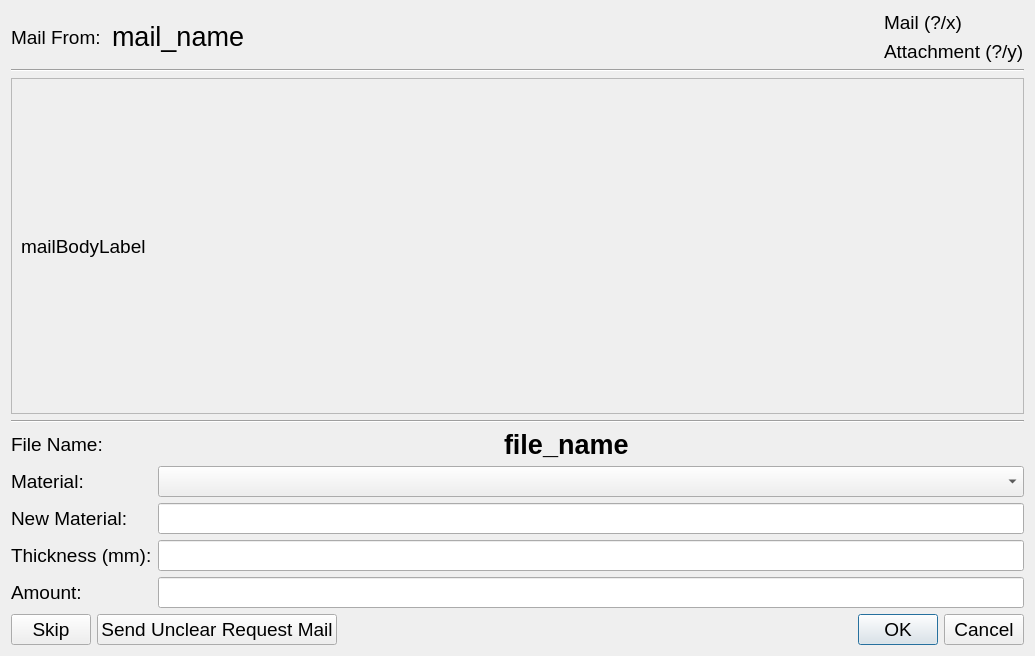
Before: the Qt Designer form creator_administrator/laser/ui/import_mail_dialog.ui in GijsGroote/creator_administrator, drawn with Qt 5.
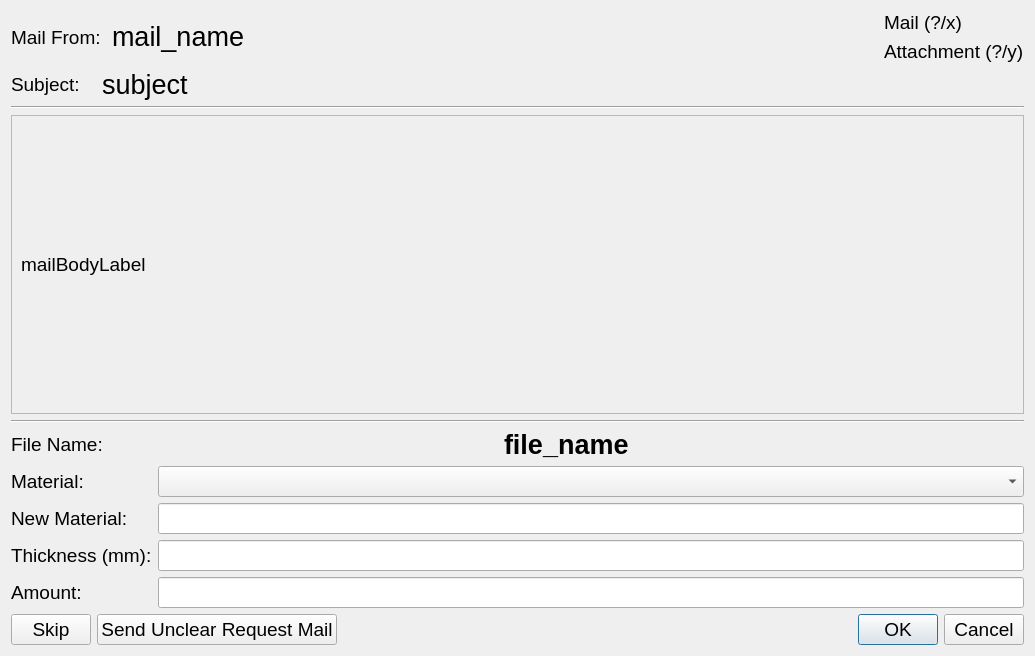
After: the same form once the commit is applied. Icons and pictures are not drawn.

Commit message: addd subject to import mail

```diff
--- a/creator_administrator/laser/ui/import_mail_dialog.ui
+++ b/creator_administrator/laser/ui/import_mail_dialog.ui
@@ -31,11 +31,13 @@
   <property name="modal">
    <bool>true</bool>
   </property>
+  <layout class="QVBoxLayout" name="verticalLayout_4">
+   <item>
   <layout class="QVBoxLayout" name="verticalLayout_3">
    <item>
     <layout class="QVBoxLayout" name="verticalLayout_2">
      <item>
-      <layout class="QHBoxLayout" name="horizontalLayout">
+        <layout class="QHBoxLayout" name="horizontalLayout_5">
        <item>
         <widget class="QLabel" name="label">
          <property name="text">
@@ -90,6 +92,32 @@
       </layout>
      </item>
      <item>
+        <layout class="QHBoxLayout" name="horizontalLayout">
+         <item>
+          <widget class="QLabel" name="label_3">
+           <property name="text">
+            <string>Subject:   </string>
+           </property>
+          </widget>
+         </item>
+         <item>
+          <widget class="QLabel" name="subjectQLabel">
+           <property name="sizePolicy">
+            <sizepolicy hsizetype="MinimumExpanding" vsizetype="Preferred">
+             <horstretch>0</horstretch>
+             <verstretch>0</verstretch>
+            </sizepolicy>
+           </property>
+           <property name="text">
+            <string>&lt;html&gt;&lt;head/&gt;&lt;body&gt;&lt;p&gt;&lt;span style=&quot; font-size:20pt;&quot;&gt;subject&lt;/span&gt;&lt;/p&gt;&lt;/body&gt;&lt;/html&gt;</string>
+           </property>
+          </widget>
+         </item>
+        </layout>
+       </item>
+      </layout>
+     </item>
+     <item>
       <widget class="Line" name="line_2">
        <property name="orientation">
         <enum>Qt::Horizontal</enum>
@@ -107,7 +135,7 @@
           <x>0</x>
           <y>0</y>
           <width>1013</width>
-          <height>317</height>
+          <height>274</height>
          </rect>
         </property>
         <layout class="QHBoxLayout" name="horizontalLayout_4">
```
Left out of the diff: 4 changed lines with no effect on the pictures. Lines whose indentation alone changed are shown as unchanged. The commit also changes 3 other files.
